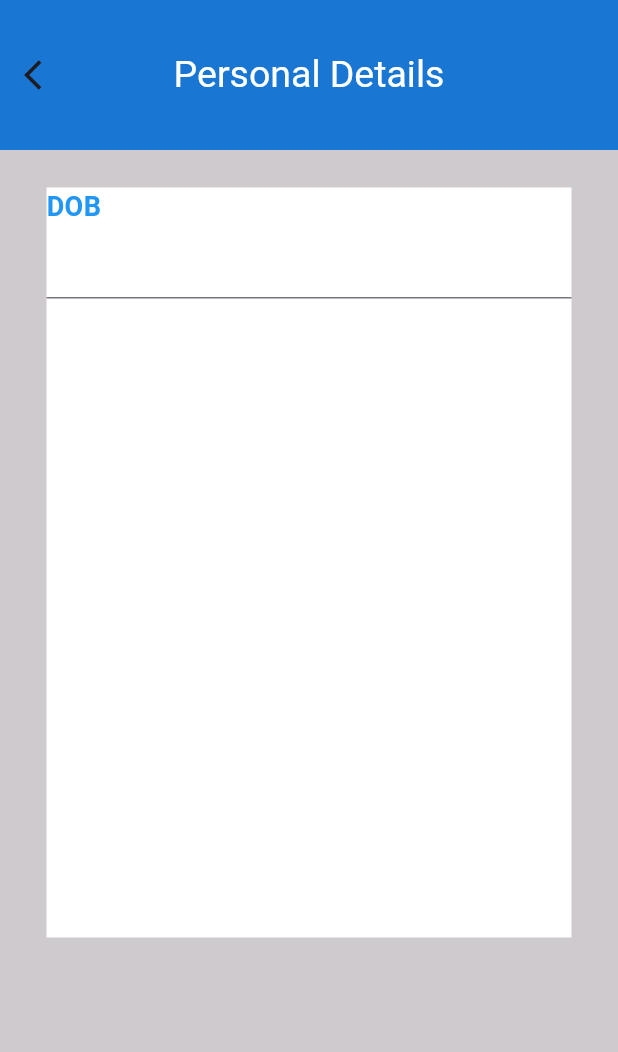
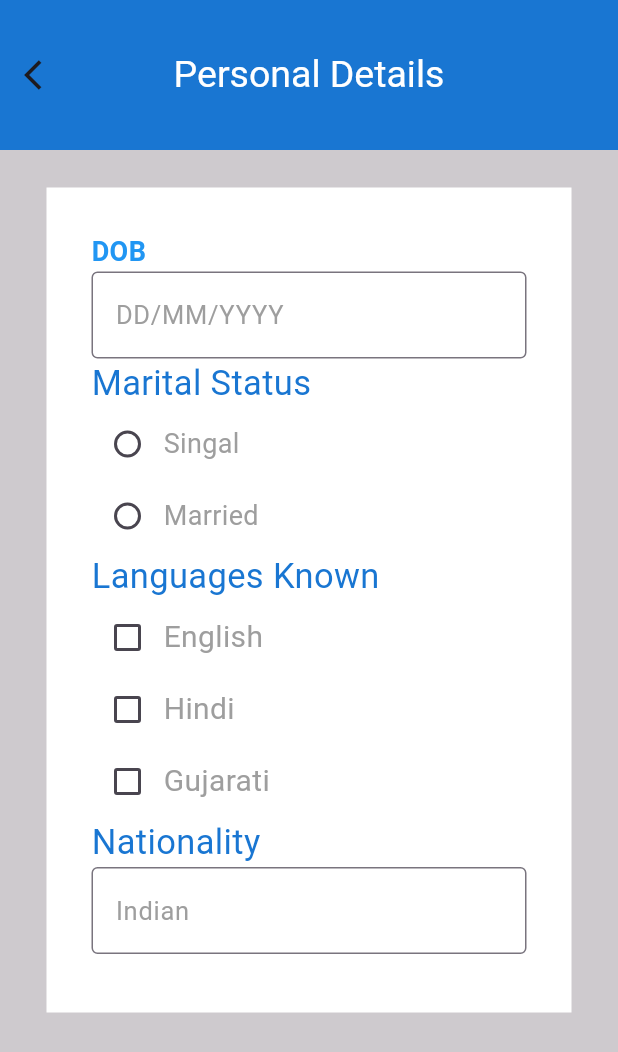
Before and after one commit to vrundpadariya/vrund_resume_builder_app, a Flutter app: the personaldetail screen opened by its route, on a phone screen of 412 x 824 dp. Shown: the top 1052 px of the screen. Run offline on Flutter 3.47's test engine with Material 2 defaults, Android fonts, the phone set to English and light mode, and no system bars.

Commit message:
17 first commit

```diff
--- a/lib/components/global.dart
+++ b/lib/components/global.dart
@@ -5,4 +5,8 @@ class Globals {
   static Color background = Colors.blue.shade700;
   static Color Contacthint = Colors.grey.withOpacity(0.6);
   static int indexcontactvalue = 0;
+
+  static bool gujarati = false;
+  static bool hindi = false;
+  static bool english = false;
 }
--- a/lib/screen/Build_opition_page/personal_detail.dart
+++ b/lib/screen/Build_opition_page/personal_detail.dart
@@ -10,6 +10,8 @@ class personaldetail extends StatefulWidget {
 }
 
 class _personaldetailState extends State<personaldetail> {
+  String? marrid;
+
   @override
   Widget build(BuildContext context) {
     double h = MediaQuery.of(context).size.height;
@@ -35,10 +37,12 @@ class _personaldetailState extends State<personaldetail> {
         alignment: Alignment.topCenter,
         color: Colors.grey.withOpacity(0.5),
         child: Container(
-          height: 500,
+          padding: EdgeInsets.all(30),
+          height: 550,
           width: 350,
           color: Colors.white,
-          child:  Column(
+          child:  SingleChildScrollView(
+            child: Column(
               crossAxisAlignment: CrossAxisAlignment.start,
               children: [
                  const Row(
@@ -54,11 +58,158 @@ class _personaldetailState extends State<personaldetail> {
                    ],
                  ),
                 TextFormField(
+                  keyboardType: TextInputType.datetime,
+
                   decoration: const InputDecoration(
-
+                  border: OutlineInputBorder(
+                      borderSide: BorderSide(
+                        color: Colors.grey,
+                      )),
+                  hintText: "DD/MM/YYYY",
+                  hintStyle: TextStyle(
+                    color: Colors.grey,
+                    fontSize: 17,
+                    fontWeight: FontWeight.normal,
                   ),
                 ),
+                ),
+                Text(
+                  "Marital Status",
+                  style: TextStyle(
+                    fontSize: 23,
+                    color: Globals.background,
+                  ),
+                ),
+                Row(
+                  children: [
+                    Radio(
+                        activeColor: Globals.background,
+                        autofocus: false,
+                        value: "Single",
+                        groupValue: marrid,
+                        onChanged: (val) {
+                          setState(() {
+                            marrid = val;
+                          });
+                        }),
+                    const Text(
+                      "Singal",
+                      style: TextStyle(
+                        fontSize: 18,
+                        color: Colors.grey,
+                      ),
+                    )
                   ],
+                ),
+                Row(
+                  children: [
+                    Radio(
+                      autofocus: true,
+                        activeColor: Globals.background,
+                        value: "Married",
+                        groupValue: marrid,
+                        onChanged: (val) {
+                          setState(() {
+                            marrid = val;
+                          });
+                        }),
+                   const  Text(
+                      "Married",
+                      style: TextStyle(
+                        fontSize: 18,
+                        color: Colors.grey,
+                      ),
+                    )
+                  ],
+                ),
+                Text(
+                  "Languages Known",
+                  style: TextStyle(
+                    fontSize: 23,
+                    color: Globals.background
+                  ),
+                ),
+                Row(
+                  children: [
+                    Checkbox(
+                        activeColor: Globals.background,
+                        value: Globals.english,
+                        onChanged: (val) {
+                          setState(() {
+                            Globals.english = val!;
+                          });
+                        }),
+                   const  Text(
+                      "English",
+                      style: TextStyle(
+                        fontSize: 20,
+                        color: Colors.grey,
+                      ),
+                    )
+                  ],
+                ),
+                Row(
+                  children: [
+                    Checkbox(
+                        activeColor: Globals.background,
+                        value: Globals.hindi,
+                        onChanged: (val) {
+                          setState(() {
+                            Globals.hindi = val!;
+                          });
+                        }),
+                   const  Text(
+                      "Hindi",
+                      style: TextStyle(
+                        fontSize: 20,
+                        color: Colors.grey,
+                      ),
+                    )
+                  ],
+                ),
+                Row(
+                  children: [
+                    Checkbox(
+                        activeColor: Globals.background,
+                        value: Globals.gujarati,
+                        onChanged: (val) {
+                          setState(() {
+                            Globals.gujarati = val!;
+                          });
+                        }),
+                   const  Text(
+                      "Gujarati",
+                      style: TextStyle(
+                        fontSize: 20,
+                        color: Colors.grey,
+                      ),
+                    )
+                  ],
+                ),
+                 Text(
+                  "Nationality",
+                  style: TextStyle(
+                      fontSize: 23,
+                    color: Globals.background,
+                  ),
+                ),
+                TextFormField(
+                  decoration: const InputDecoration(
+                    border: OutlineInputBorder(
+                        borderSide: BorderSide(
+                          color: Colors.grey,
+                        )),
+                    hintText: "Indian",
+                    hintStyle: TextStyle(
+                      color: Colors.grey,
+                      fontSize: 17,
+                      fontWeight: FontWeight.normal,
+                    ),
+                  ),
+
+                )
+              ],
+            ),
           ),
         ),
       ),
```
Lines whose indentation alone changed are shown as unchanged.
